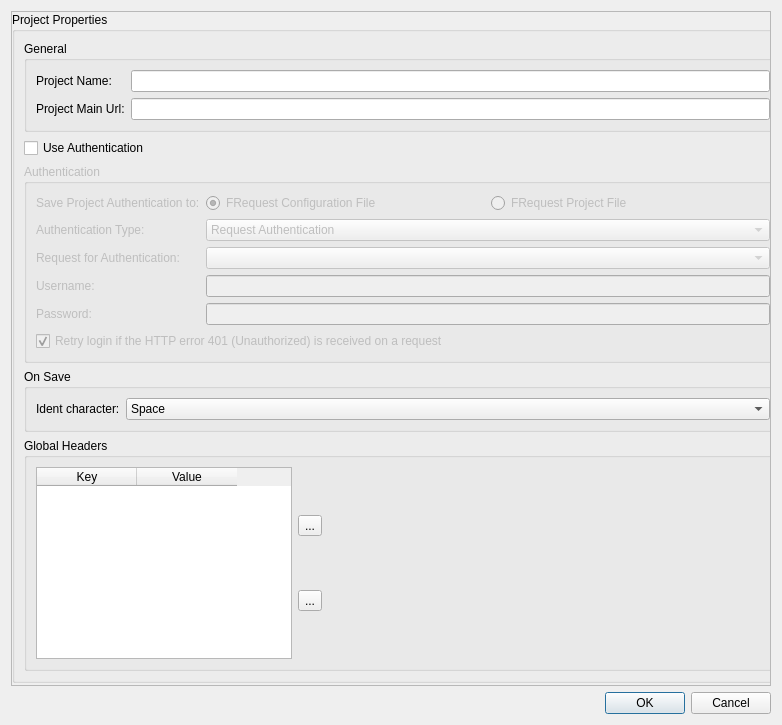
Qt form projectproperties.ui (fabiobento512/FRequest) before a commit.
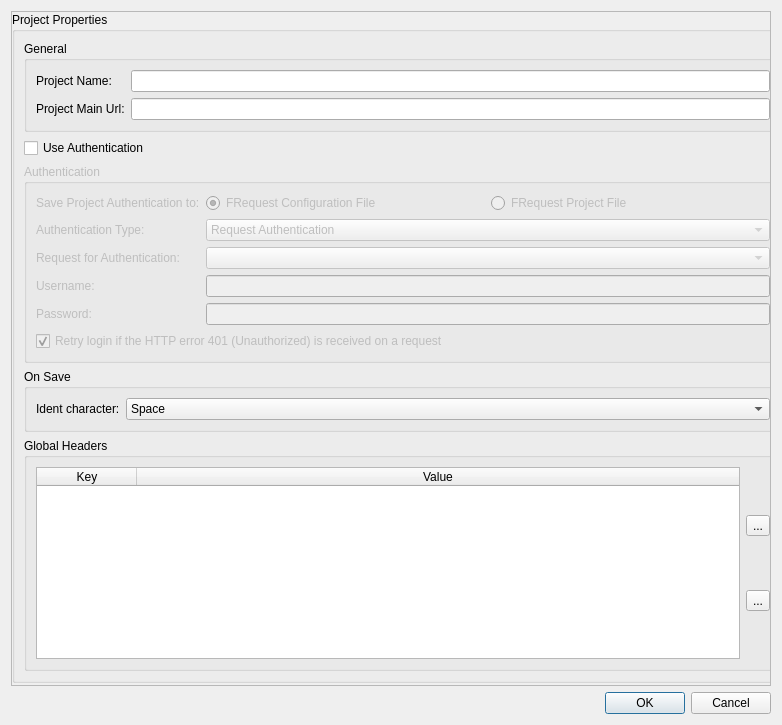
The same form after that commit. Icons and pictures are not drawn.

Commit message:
Improved global headers behavior
Now they can be overwritten if the request has the same header

What changed in the file:
```diff
--- a/projectproperties.ui
+++ b/projectproperties.ui
@@ -239,13 +239,19 @@
            <string>Global Headers</string>
           </property>
           <layout class="QFormLayout" name="formLayout_4">
-           <item row="0" column="0">
+           <item row="0" column="0" colspan="2">
             <layout class="QHBoxLayout" name="horizontalLayout_8">
+             <property name="sizeConstraint">
+              <enum>QLayout::SetDefaultConstraint</enum>
+             </property>
              <item>
               <widget class="QTableWidget" name="headerKeyValue">
                <property name="alternatingRowColors">
                 <bool>true</bool>
                </property>
+               <attribute name="horizontalHeaderStretchLastSection">
+                <bool>true</bool>
+               </attribute>
                <column>
                 <property name="text">
                  <string>Key</string>
```
The commit also changes 2 other files.
